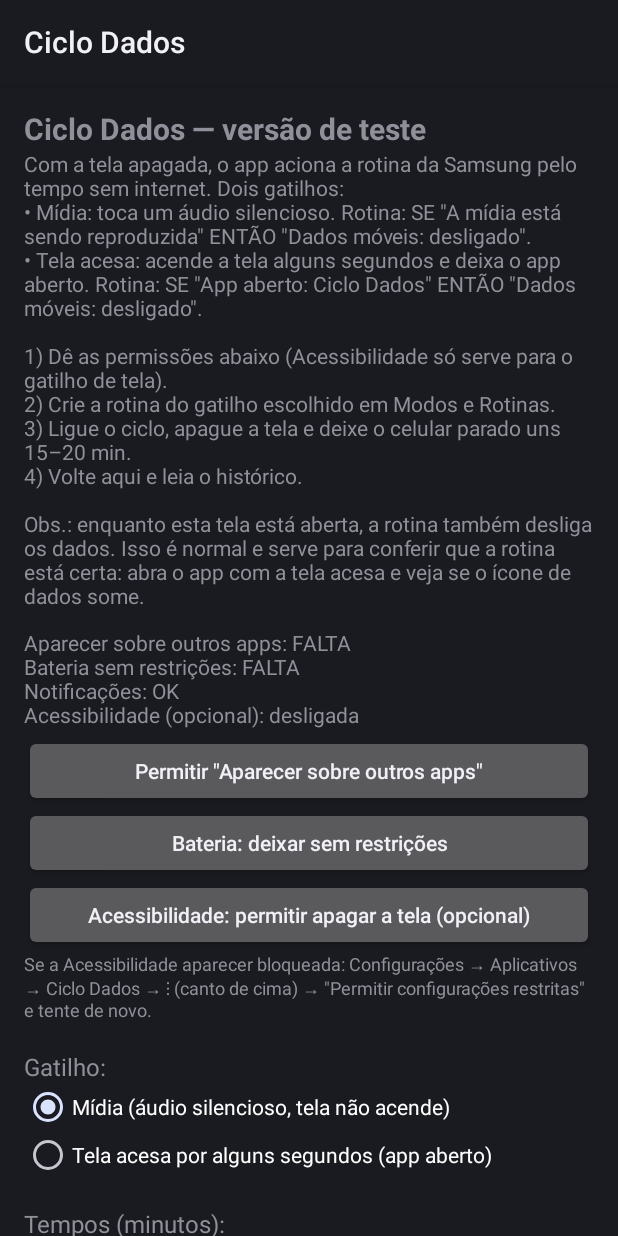
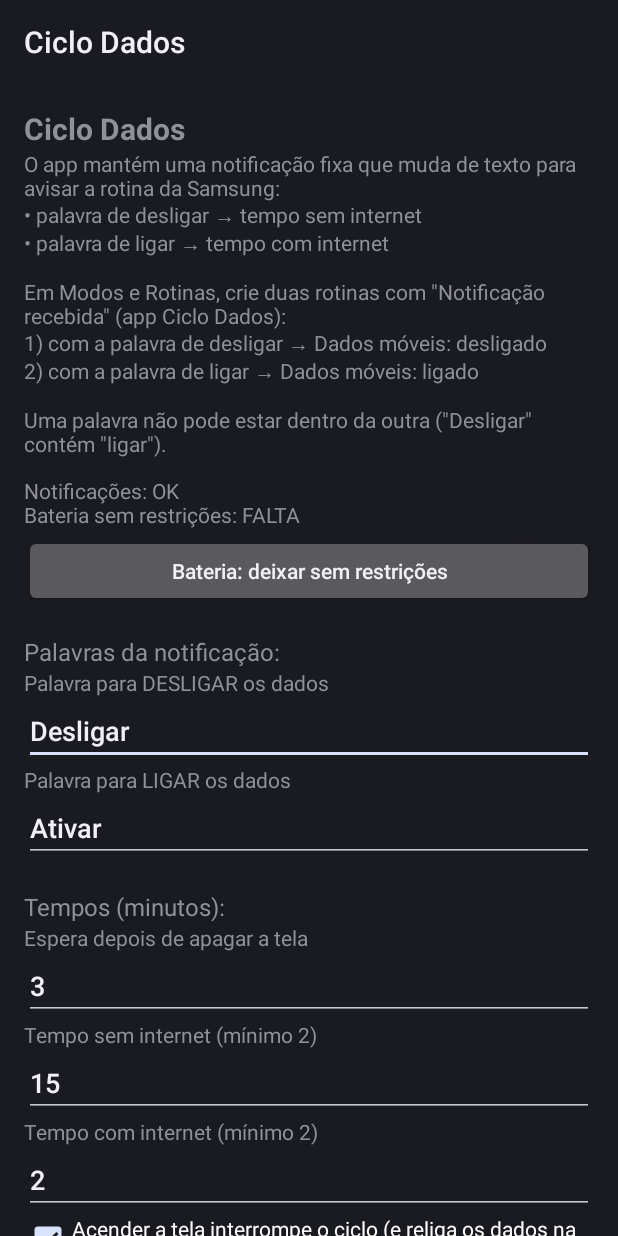
Before and after one commit to douglasribeiro1/mytasker, an Android app: the screen it shows after launch (MainActivity), on a phone screen of 412 x 824 dp. Run offline under Robolectric (Android 15) with nearby library versions, the phone set to English and light mode, and no system bars.

Commit message:
Ciclo Dados: sinal por notificação persistente
Troca os gatilhos de tela e mídia por uma notificação fixa que muda
de texto ("Desligar" / "Ativar", palavras configuráveis) para duas
rotinas da Samsung com "Notificação recebida". Acender a tela
interromper o ciclo virou opção. Botões para testar as rotinas na hora.

Co-Authored-By: Claude Opus 5.5 <noreply@anthropic.com>
Claude-Session: https://claude.ai/code/session_01Ppk8XoRPBm3kiw37AzMA5x

```diff
--- a/ciclo/src/main/java/com/douglasribeiro/ciclodados/MainActivity.java
+++ b/ciclo/src/main/java/com/douglasribeiro/ciclodados/MainActivity.java
@@ -14,14 +14,15 @@ import android.provider.Settings;
 import android.text.InputType;
 import android.util.TypedValue;
 import android.widget.Button;
+import android.widget.CheckBox;
 import android.widget.EditText;
 import android.widget.LinearLayout;
-import android.widget.RadioButton;
-import android.widget.RadioGroup;
 import android.widget.ScrollView;
 import android.widget.Switch;
 import android.widget.TextView;
 import android.widget.Toast;
+
+import java.util.Locale;
 
 public class MainActivity extends Activity {
 
@@ -30,7 +31,8 @@ public class MainActivity extends Activity {
     private SharedPreferences prefs;
     private TextView permView;
     private TextView logView;
-    private EditText waitField, openField, closedField, telaField;
+    private EditText waitField, offField, onField, palavraOffField, palavraOnField;
+    private CheckBox telaBox;
     private Switch cicloSwitch;
     private boolean suprimir;
 
@@ -57,63 +59,39 @@ public class MainActivity extends Activity {
         root.setOrientation(LinearLayout.VERTICAL);
         root.setPadding(pad, pad, pad, pad);
 
-        TextView titulo = texto("Ciclo Dados — versão de teste", 20);
+        TextView titulo = texto("Ciclo Dados", 20);
         titulo.setTypeface(Typeface.DEFAULT_BOLD);
         root.addView(titulo);
 
         root.addView(texto(
-                "Com a tela apagada, o app aciona a rotina da Samsung pelo tempo sem internet. Dois gatilhos:\n"
-                + "• Mídia: toca um áudio silencioso. Rotina: SE \"A mídia está sendo reproduzida\" "
-                + "ENTÃO \"Dados móveis: desligado\".\n"
-                + "• Tela acesa: acende a tela alguns segundos e deixa o app aberto. Rotina: SE \"App aberto: "
-                + "Ciclo Dados\" ENTÃO \"Dados móveis: desligado\".\n\n"
-                + "1) Dê as permissões abaixo (Acessibilidade só serve para o gatilho de tela).\n"
-                + "2) Crie a rotina do gatilho escolhido em Modos e Rotinas.\n"
-                + "3) Ligue o ciclo, apague a tela e deixe o celular parado uns 15–20 min.\n"
-                + "4) Volte aqui e leia o histórico.\n\n"
-                + "Obs.: enquanto esta tela está aberta, a rotina também desliga os dados. "
-                + "Isso é normal e serve para conferir que a rotina está certa: abra o app com a tela acesa "
-                + "e veja se o ícone de dados some.", 14));
+                "O app mantém uma notificação fixa que muda de texto para avisar a rotina da Samsung:\n"
+                + "• palavra de desligar → tempo sem internet\n"
+                + "• palavra de ligar → tempo com internet\n\n"
+                + "Em Modos e Rotinas, crie duas rotinas com \"Notificação recebida\" (app Ciclo Dados):\n"
+                + "1) com a palavra de desligar → Dados móveis: desligado\n"
+                + "2) com a palavra de ligar → Dados móveis: ligado\n\n"
+                + "Uma palavra não pode estar dentro da outra (\"Desligar\" contém \"ligar\").", 14));
 
         permView = texto("", 14);
         permView.setPadding(0, dp(12), 0, dp(4));
         root.addView(permView);
+        root.addView(botao("Bateria: deixar sem restrições", this::pedirBateria));
 
-        root.addView(botao("Permitir \"Aparecer sobre outros apps\"", () ->
-                abrir(new Intent(Settings.ACTION_MANAGE_OVERLAY_PERMISSION, Uri.parse("package:" + getPackageName())))));
-        root.addView(botao("Bateria: deixar sem restrições", this::pedirBateria));
-        root.addView(botao("Acessibilidade: permitir apagar a tela (opcional)", () ->
-                abrir(new Intent(Settings.ACTION_ACCESSIBILITY_SETTINGS))));
-        root.addView(texto("Se a Acessibilidade aparecer bloqueada: Configurações → Aplicativos → Ciclo Dados → "
-                + "⋮ (canto de cima) → \"Permitir configurações restritas\" e tente de novo.", 12));
-
-        root.addView(texto("\nGatilho:", 16));
-        RadioGroup modo = new RadioGroup(this);
-        RadioButton midia = new RadioButton(this);
-        midia.setText("Mídia (áudio silencioso, tela não acende)");
-        midia.setId(1);
-        RadioButton tela = new RadioButton(this);
-        tela.setText("Tela acesa por alguns segundos (app aberto)");
-        tela.setId(2);
-        modo.addView(midia);
-        modo.addView(tela);
-        modo.check("tela".equals(prefs.getString("modo", "midia")) ? 2 : 1);
-        modo.setOnCheckedChangeListener((g, id) -> {
-            if (prefs.getBoolean("enabled", false)) {
-                toast("Desligue o ciclo antes de trocar o gatilho.");
-                g.check("tela".equals(prefs.getString("modo", "midia")) ? 2 : 1);
-                return;
-            }
-            prefs.edit().putString("modo", id == 2 ? "tela" : "midia").apply();
-        });
-        root.addView(modo);
+        root.addView(texto("\nPalavras da notificação:", 16));
+        palavraOffField = campoTexto(root, "Palavra para DESLIGAR os dados", CicloService.palavraOff(prefs));
+        palavraOnField = campoTexto(root, "Palavra para LIGAR os dados", CicloService.palavraOn(prefs));
 
         root.addView(texto("\nTempos (minutos):", 16));
-        waitField = campo(root, "Espera depois de apagar a tela", prefs.getInt("wait_min", 1));
-        openField = campo(root, "Tempo aberto (sem internet, mínimo 2)", prefs.getInt("open_min", 5));
-        closedField = campo(root, "Tempo fechado (com internet, mínimo 2)", prefs.getInt("closed_min", 2));
-        telaField = campo(root, "Segundos de tela acesa no gatilho (1–30)", prefs.getInt("tela_seg", 5));
-        root.addView(botao("Salvar tempos", this::salvar));
+        waitField = campo(root, "Espera depois de apagar a tela", prefs.getInt("wait_min", 3));
+        offField = campo(root, "Tempo sem internet (mínimo 2)", prefs.getInt("off_min", 15));
+        onField = campo(root, "Tempo com internet (mínimo 2)", prefs.getInt("on_min", 2));
+
+        telaBox = new CheckBox(this);
+        telaBox.setText("Acender a tela interrompe o ciclo (e religa os dados na hora)");
+        telaBox.setChecked(prefs.getBoolean("tela_interrompe", true));
+        root.addView(telaBox);
+
+        root.addView(botao("Salvar configurações", this::salvar));
 
         cicloSwitch = new Switch(this);
         cicloSwitch.setText("Ciclo ligado");
@@ -123,6 +101,12 @@ public class MainActivity extends Activity {
             if (!suprimir) ligarCiclo(on);
         });
         root.addView(cicloSwitch);
+
+        root.addView(texto("Testar as rotinas agora, com a tela acesa (o ciclo precisa estar ligado):", 14));
+        LinearLayout teste = new LinearLayout(this);
+        teste.addView(botao("Enviar desligar", () -> testar(CicloService.ACTION_TESTE_OFF)));
+        teste.addView(botao("Enviar ligar", () -> testar(CicloService.ACTION_TESTE_ON)));
+        root.addView(teste);
 
         LinearLayout linha = new LinearLayout(this);
         linha.addView(botao("Atualizar histórico", this::atualizar));
@@ -140,6 +124,15 @@ public class MainActivity extends Activity {
         setContentView(sv);
     }
 
+    private void testar(String action) {
+        if (!prefs.getBoolean("enabled", false)) {
+            toast("Ligue o ciclo primeiro.");
+            return;
+        }
+        startForegroundService(new Intent(this, CicloService.class).setAction(action));
+        toast("Sinal enviado. Veja se o ícone de dados muda.");
+    }
+
     private void ligarCiclo(boolean on) {
         if (on && !salvar()) {
             suprimir = true;
@@ -149,11 +142,11 @@ public class MainActivity extends Activity {
         }
         prefs.edit().putBoolean("enabled", on).apply();
         if (on) {
-            Registro.add(this, "Ciclo ligado, gatilho " + prefs.getString("modo", "midia") + " (espera " + prefs.getInt("wait_min", 1) + ", aberto "
-                    + prefs.getInt("open_min", 5) + ", fechado " + prefs.getInt("closed_min", 2) + " min, tela "
-                    + prefs.getInt("tela_seg", 5) + " s).");
+            Registro.add(this, "Ciclo ligado (\"" + CicloService.palavraOff(prefs) + "\"/\"" + CicloService.palavraOn(prefs)
+                    + "\", espera " + prefs.getInt("wait_min", 3) + ", sem internet " + prefs.getInt("off_min", 15)
+                    + ", com internet " + prefs.getInt("on_min", 2) + " min, tela "
+                    + (prefs.getBoolean("tela_interrompe", true) ? "interrompe" : "não interrompe") + ").");
             startForegroundService(new Intent(this, CicloService.class));
-            if (!Settings.canDrawOverlays(this)) toast("Falta permitir \"Aparecer sobre outros apps\".");
         } else {
             startService(new Intent(this, CicloService.class).setAction(CicloService.ACTION_STOP));
         }
@@ -161,26 +154,40 @@ public class MainActivity extends Activity {
     }
 
     private boolean salvar() {
-        Integer w = ler(waitField, 1, 120), o = ler(openField, 2, 1440), c = ler(closedField, 2, 1440),
-                t = ler(telaField, 1, 30);
-        if (w == null || o == null || c == null || t == null) {
-            toast("Tempos inválidos: espera 1–120, aberto e fechado 2–1440, tela 1–30 s.");
+        Integer w = ler(waitField, 1, 120), off = ler(offField, 2, 1440), on = ler(onField, 2, 1440);
+        if (w == null || off == null || on == null) {
+            toast("Tempos inválidos: espera 1–120, sem e com internet 2–1440.");
             return false;
         }
-        prefs.edit().putInt("wait_min", w).putInt("open_min", o).putInt("closed_min", c).putInt("tela_seg", t).apply();
-        toast("Tempos salvos.");
+        String pOff = palavraOffField.getText().toString().trim();
+        String pOn = palavraOnField.getText().toString().trim();
+        if (pOff.isEmpty() || pOn.isEmpty()) {
+            toast("As duas palavras são obrigatórias.");
+            return false;
+        }
+        String a = pOff.toLowerCase(Locale.ROOT), b = pOn.toLowerCase(Locale.ROOT);
+        if (a.contains(b) || b.contains(a)) {
+            toast("Uma palavra está dentro da outra. Ex.: \"Desligar\" contém \"ligar\". Use \"Ativar\".");
+            return false;
+        }
+        boolean ativo = prefs.getBoolean("enabled", false);
+        if (ativo && (!pOff.equals(CicloService.palavraOff(prefs)) || !pOn.equals(CicloService.palavraOn(prefs)))) {
+            toast("Desligue o ciclo antes de trocar as palavras.");
+            return false;
+        }
+        prefs.edit().putInt("wait_min", w).putInt("off_min", off).putInt("on_min", on)
+                .putString("palavra_off", pOff).putString("palavra_on", pOn)
+                .putBoolean("tela_interrompe", telaBox.isChecked()).apply();
+        toast("Configurações salvas.");
         return true;
     }
 
     private void atualizar() {
-        boolean overlay = Settings.canDrawOverlays(this);
         boolean bateria = getSystemService(PowerManager.class).isIgnoringBatteryOptimizations(getPackageName());
         boolean notif = Build.VERSION.SDK_INT < 33
                 || checkSelfPermission(Manifest.permission.POST_NOTIFICATIONS) == PackageManager.PERMISSION_GRANTED;
-        permView.setText("Aparecer sobre outros apps: " + (overlay ? "OK" : "FALTA")
-                + "\nBateria sem restrições: " + (bateria ? "OK" : "FALTA")
-                + "\nNotificações: " + (notif ? "OK" : "FALTA")
-                + "\nAcessibilidade (opcional): " + (TelaService.ativo() ? "OK" : "desligada"));
+        permView.setText("Notificações: " + (notif ? "OK" : "FALTA (sem elas não há sinal)")
+                + "\nBateria sem restrições: " + (bateria ? "OK" : "FALTA"));
         suprimir = true;
         cicloSwitch.setChecked(prefs.getBoolean("enabled", false));
         suprimir = false;
@@ -193,15 +200,12 @@ public class MainActivity extends Activity {
             startActivity(new Intent(Settings.ACTION_REQUEST_IGNORE_BATTERY_OPTIMIZATIONS,
                     Uri.parse("package:" + getPackageName())));
         } catch (RuntimeException e) {
-            abrir(new Intent(Settings.ACTION_APPLICATION_DETAILS_SETTINGS, Uri.parse("package:" + getPackageName())));
-        }
-    }
-
-    private void abrir(Intent i) {
-        try {
-            startActivity(i);
-        } catch (RuntimeException e) {
-            toast("Não consegui abrir essa configuração.");
+            try {
+                startActivity(new Intent(Settings.ACTION_APPLICATION_DETAILS_SETTINGS,
+                        Uri.parse("package:" + getPackageName())));
+            } catch (RuntimeException e2) {
+                toast("Não consegui abrir essa configuração.");
+            }
         }
     }
 
@@ -219,6 +223,16 @@ public class MainActivity extends Activity {
         EditText e = new EditText(this);
         e.setInputType(InputType.TYPE_CLASS_NUMBER);
         e.setText(String.valueOf(valor));
+        root.addView(e);
+        return e;
+    }
+
+    private EditText campoTexto(LinearLayout root, String rotulo, String valor) {
+        root.addView(texto(rotulo, 14));
+        EditText e = new EditText(this);
+        e.setInputType(InputType.TYPE_CLASS_TEXT);
+        e.setSingleLine(true);
+        e.setText(valor);
         root.addView(e);
         return e;
     }
--- a/ciclo/src/main/res/values/strings.xml
+++ /dev/null
@@ -1,4 +0,0 @@
-<?xml version="1.0" encoding="utf-8"?>
-<resources>
-    <string name="tela_service_desc">Usado só para apagar a tela logo depois que o Ciclo Dados a acende para disparar a rotina. Não lê nada da tela.</string>
-</resources>
```
Also changed, not shown: ciclo/src/main/AndroidManifest.xml (+3 -47 lines), ciclo/src/main/java/com/douglasribeiro/ciclodados/BotaoMidiaReceiver.java (deleted, +0 -13 lines), ciclo/src/main/java/com/douglasribeiro/ciclodados/CicloService.java (+150 -187 lines), ciclo/src/main/java/com/douglasribeiro/ciclodados/JanelaActivity.java (deleted, +0 -92 lines), ciclo/src/main/java/com/douglasribeiro/ciclodados/MidiaService.java (deleted, +0 -26 lines), ciclo/src/main/java/com/douglasribeiro/ciclodados/TelaService.java (deleted, +0 -47 lines), ciclo/src/main/res/xml/tela_service.xml (deleted, +0 -7 lines).
